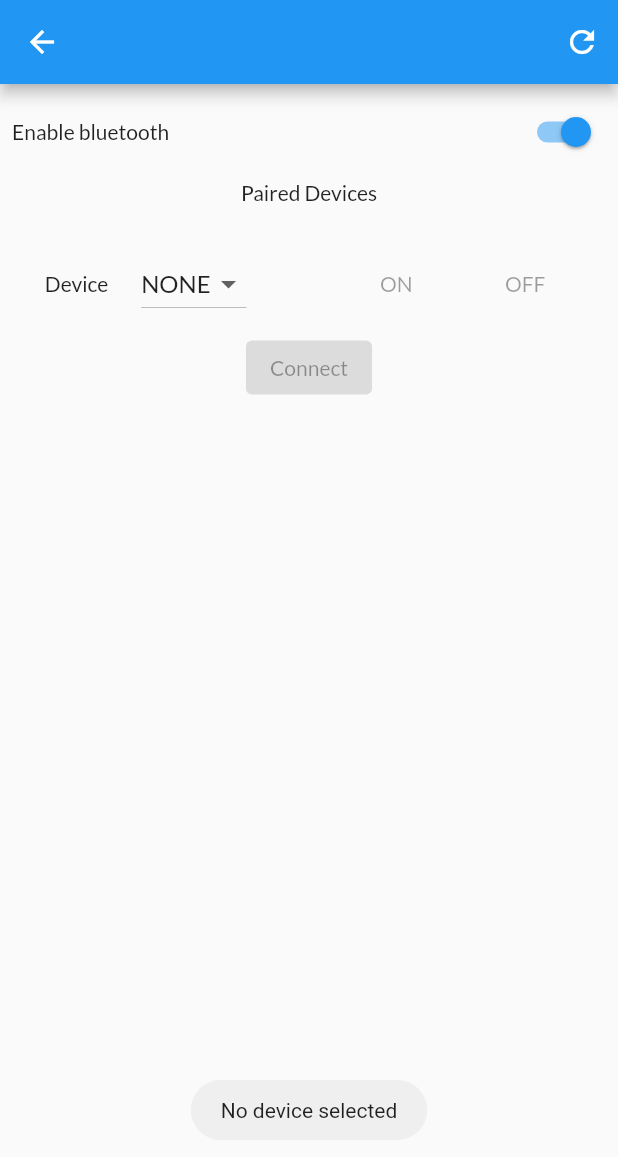
After one commit to harshit82/CiARADS_score, a Flutter app: the Bluetooth screen opened by its route, after a tap on "Connect", on a phone screen of 412 x 824 dp. The commit adds this screen. Shown: the top 1157 px of the screen. Run offline on Flutter 3.47's test engine with Material 2 defaults, Android fonts, the phone set to English and light mode, and no system bars; our stand-ins replace assets_audio_player, camera, flutter_bluetooth_serial, fluttertoast, open_file, permission_handler and 2 more; accounts and stored records are empty.

Commit message:
- Added isolates to DB - README update - Added Bluetooth

```diff
--- /dev/null
+++ b/lib/bluetooth/bluetooth.dart
@@ -0,0 +1,327 @@
+import 'dart:convert';
+import 'package:flutter/foundation.dart';
+import 'package:flutter/material.dart';
+import 'package:flutter/services.dart';
+import 'package:flutter_bluetooth_serial/flutter_bluetooth_serial.dart';
+import 'package:fluttertoast/fluttertoast.dart';
+
+class Bluetooth extends StatefulWidget {
+  const Bluetooth({super.key});
+
+  @override
+  State<Bluetooth> createState() => _BluetoothState();
+}
+
+class _BluetoothState extends State<Bluetooth> {
+  // Initializing the Bluetooth connection state to be unknown
+  BluetoothState _bluetoothState = BluetoothState.UNKNOWN;
+  // Get the instance of the Bluetooth
+  final FlutterBluetoothSerial _bluetooth = FlutterBluetoothSerial.instance;
+  // Track the Bluetooth connection with the remote device
+  BluetoothConnection? connection;
+  // To track whether the device is still connected to Bluetooth
+  bool get isConnected => connection != null && connection!.isConnected;
+
+  int? _deviceState;
+  bool isDisconnecting = false;
+
+  List<BluetoothDevice> _devicesList = [];
+  BluetoothDevice? _device;
+  bool _connected = false;
+  bool _isButtonUnavailable = false;
+
+  Map<String, Color> colors = {
+    'onBorderColor': Colors.green,
+    'offBorderColor': Colors.red,
+    'neutralBorderColor': Colors.transparent,
+    'onTextColor': Colors.green.shade700,
+    'offTextColor': Colors.red.shade700,
+    'neutralTextColor': Colors.blue,
+  };
+
+  @override
+  void initState() {
+    super.initState();
+
+    // Get current state
+    _bluetooth.state.then((state) {
+      setState(() {
+        _bluetoothState = state;
+      });
+    });
+
+    _deviceState = 0; // neutral
+
+    // If the bluetooth of the device is not enabled,
+    // then request permission to turn on bluetooth
+    // as the app starts up
+    enableBluetooth();
+
+    // Listen for further state changes
+    _bluetooth.onStateChanged().listen((BluetoothState state) {
+      setState(() {
+        _bluetoothState = state;
+        if (_bluetoothState == BluetoothState.STATE_OFF) {
+          _isButtonUnavailable = true;
+        }
+        getPairedDevices();
+      });
+    });
+  }
+
+  @override
+  void dispose() {
+    // Avoid memory leak and disconnect
+    if (isConnected) {
+      isDisconnecting = true;
+      connection!.dispose();
+      connection = null;
+    }
+
+    super.dispose();
+  }
+
+  Future<bool> enableBluetooth() async {
+    // Retrieving the current Bluetooth state
+    _bluetoothState = await _bluetooth.state;
+
+    // If the bluetooth is off, then turn it on first
+    // and then retrieve the devices that are paired.
+    if (_bluetoothState == BluetoothState.STATE_OFF) {
+      await _bluetooth.requestEnable();
+      await getPairedDevices();
+      return true;
+    } else {
+      await getPairedDevices();
+    }
+    return false;
+  }
+
+  Future<void> getPairedDevices() async {
+    List<BluetoothDevice> devices = [];
+    // To get the list of paired devices
+    try {
+      devices = await _bluetooth.getBondedDevices();
+    } on PlatformException {
+      if (kDebugMode) {
+        print("Error");
+      }
+    }
+
+    // It is an error to call [setState] unless [mounted] is true.
+    if (!mounted) {
+      return;
+    }
+
+    // Store the [devices] list in the [_devicesList] for accessing
+    // the list outside this class
+    setState(() {
+      _devicesList = devices;
+    });
+  }
+
+  // Create the List of devices to be shown in Dropdown Menu
+  List<DropdownMenuItem<BluetoothDevice>> _getDeviceItems() {
+    List<DropdownMenuItem<BluetoothDevice>> items = [];
+    if (_devicesList.isEmpty) {
+      items.add(const DropdownMenuItem(
+        child: Text('NONE'),
+      ));
+    } else {
+      for (var device in _devicesList) {
+        items.add(DropdownMenuItem(
+          value: device,
+          child: Text(device.name.toString()),
+        ));
+      }
+    }
+    return items;
+  }
+
+  // Method to connect to bluetooth
+  void _connect() async {
+    setState(() {
+      _isButtonUnavailable = true;
+    });
+    if (_device == null) {
+      Fluttertoast.showToast(msg: 'No device selected');
+    } else {
+      if (!isConnected) {
+        await BluetoothConnection.toAddress(_device?.address)
+            .then((connection) {
+          if (kDebugMode) {
+            print('Connected to the device');
+          }
+          connection = connection;
+          setState(() {
+            _connected = true;
+          });
+
+          connection.input?.listen(null).onDone(() {
+            if (isDisconnecting) {
+              if (kDebugMode) {
+                print('Disconnecting locally!');
+              }
+            } else {
+              if (kDebugMode) {
+                print('Disconnected remotely!');
+              }
+            }
+            if (mounted) {
+              setState(() {});
+            }
+          });
+        }).catchError((error) {
+          if (kDebugMode) {
+            print('Cannot connect, exception occurred');
+          }
+          if (kDebugMode) {
+            print(error);
+          }
+        });
+        Fluttertoast.showToast(msg: 'Device connected');
+        setState(() => _isButtonUnavailable = false);
+      }
+    }
+  }
+
+  // Method to disconnect bluetooth
+  void _disconnect() async {
+    setState(() {
+      _isButtonUnavailable = true;
+      _deviceState = 0;
+    });
+
+    await connection!.close();
+    Fluttertoast.showToast(msg: 'Device disconnected');
+    if (!connection!.isConnected) {
+      setState(() {
+        _connected = false;
+        _isButtonUnavailable = false;
+      });
+    }
+  }
+
+  // Method to send message,
+  // for turning the Bluetooth device on
+  _sendOnMessageToBluetooth() async {
+    connection?.output.add(ascii.encode('1'));
+    await connection?.output.allSent;
+    Fluttertoast.showToast(msg: 'Device Turned On');
+    setState(() {
+      _deviceState = 1; // device on
+    });
+  }
+
+  // Method to send message,
+  // for turning the Bluetooth device off
+  _sendOffMessageToBluetooth() async {
+    connection?.output.add(ascii.encode('0'));
+    await connection?.output.allSent;
+    Fluttertoast.showToast(msg: 'Device Turned Off');
+    setState(() {
+      _deviceState = -1; // device off
+    });
+  }
+
+  @override
+  Widget build(BuildContext context) {
+    return SafeArea(
+      child: Scaffold(
+        appBar: AppBar(
+          actions: [
+            IconButton(
+              onPressed: () async {
+                await getPairedDevices().then((_) =>
+                    Fluttertoast.showToast(msg: "Device list refreshed"));
+              },
+              icon: const Icon(Icons.refresh),
+            ),
+          ],
+        ),
+        body: Column(
+          children: [
+            Padding(
+              padding: const EdgeInsets.all(8.0),
+              child: Row(
+                mainAxisAlignment: MainAxisAlignment.spaceBetween,
+                children: [
+                  const Text("Enable bluetooth"),
+                  Switch(
+                      value: _bluetoothState.isEnabled,
+                      onChanged: (bool value) async {
+                        if (value) {
+                          await _bluetooth.requestEnable();
+                        } else {
+                          await _bluetooth.requestDisable();
+                        }
+                        await getPairedDevices();
+                        _isButtonUnavailable = false;
+                        if (_connected) {
+                          _disconnect();
+                        }
+                        setState(() {});
+                      }),
+                ],
+              ),
+            ),
+            const Text("Paired Devices"),
+            const SizedBox(
+              height: 20,
+            ),
+            Padding(
+              padding: const EdgeInsets.all(8.0),
+              child: Row(
+                mainAxisAlignment: MainAxisAlignment.spaceEvenly,
+                children: [
+                  const Text("Device"),
+                  DropdownButton(
+                    items: _getDeviceItems(),
+                    onChanged: (value) {
+                      setState(() {
+                        _device = value;
+                      });
+                    },
+                    value: _devicesList.isNotEmpty ? _device : null,
+                  ),
+                  Padding(
+                    padding: const EdgeInsets.all(8.0),
+                    child: Card(
+                      shape: RoundedRectangleBorder(
+                        side: BorderSide(
+                          color: _deviceState == 0
+                              ? colors['neutralBorderColor'] as Color
+                              : _deviceState == 1
+                                  ? colors['onBorderColor'] as Color
+                                  : colors['offBorderColor'] as Color,
+                          width: 3,
+                        ),
+                        borderRadius: BorderRadius.circular(4.0),
+                      ),
+                    ),
+                  ),
+                  TextButton(
+                      onPressed:
+                          _connected ? _sendOnMessageToBluetooth() : null,
+                      child: const Text("ON")),
+                  TextButton(
+                      onPressed:
+                          _connected ? _sendOffMessageToBluetooth() : null,
+                      child: const Text("OFF")),
+                ],
+              ),
+            ),
+            ElevatedButton(
+              onPressed: _isButtonUnavailable
+                  ? null
+                  : _connected
+                      ? _disconnect
+                      : _connect,
+              child: Text(_connected ? "Disconnect" : "Connect"),
+            ),
+          ],
+        ),
+      ),
+    );
+  }
+}
--- a/lib/camera/files_folders.dart
+++ b/lib/camera/files_folders.dart
@@ -47,6 +47,8 @@ class FilesFolders {
     }
   }
 
+  /// @func{_fillMap} is used to fill the map containing image paths with the correct key
+  /// the function provides the correct key to the {@map imagePaths} based on the {@var testName}
   void _fillMap(String imagePath) {
     if (kDebugMode) {
       print("Populating map");
@@ -78,7 +80,7 @@ class FilesFolders {
   }
 
   void saveImagePathsToDB(String patientId) async {
-    await PatientDB()
+    await PatientTable()
         .addImagesPaths(patientId: patientId, imagePaths: Global.imagePaths);
   }
 }
--- a/lib/constants/routes.dart
+++ b/lib/constants/routes.dart
@@ -5,3 +5,4 @@ const String enterPatientDetails = '/enter_patient_details';
 const String enterDiagnosticData = '/diagnostic_data';
 const String patientView = '/patient_view';
 const String tableFunctions = '/table_functions';
+const String bluetooth = '/bluetooth';
--- a/lib/database/database_service.dart
+++ b/lib/database/database_service.dart
@@ -36,7 +36,7 @@ class DatabaseService {
   }
 
   Future<void> createDB(sql.Database database, int version) async {
-    await PatientDB().createTable(database);
+    await PatientTable().createTable(database);
   }
 
   Future<void> deleteDB(String databasePath) async {
--- a/lib/main.dart
+++ b/lib/main.dart
@@ -1,3 +1,4 @@
+import 'package:CiARADS/bluetooth/bluetooth.dart';
 import 'package:CiARADS/camera/camera.dart';
 import 'package:CiARADS/constants/routes.dart';
 import 'package:CiARADS/view_model/view_model.dart';
@@ -43,6 +44,7 @@ class MyApp extends StatelessWidget {
           enterPatientDetails: (context) => const EnterPatientDetails(),
           enterDiagnosticData: (context) => const DiagnosticData(patientId: ''),
           tableFunctions: (context) => const TableFunctions(),
+          bluetooth: (context) => const Bluetooth(),
         },
       ),
     );
--- a/lib/views/diagnostic_data.dart
+++ b/lib/views/diagnostic_data.dart
@@ -119,7 +119,7 @@ class _DiagnosticDataState extends State<DiagnosticData> {
     }
 
     /// saving diagnostic data for the given patient to the DB
-    PatientDB().addDiagnosisData(
+    PatientTable().addDiagnosisData(
         patientId: widget.patientId, diagnosisData: diagnosisData);
   }
 
--- a/lib/views/enter_patient_details.dart
+++ b/lib/views/enter_patient_details.dart
@@ -107,7 +107,7 @@ class _EnterPatientDetailsState extends State<EnterPatientDetails> {
       print(patientDataMap);
     }
 
-    PatientDB().addPatientData(patientData: patientDataMap);
+    PatientTable().addPatientData(patientData: patientDataMap);
   }
 
   @override
--- a/lib/views/home.dart
+++ b/lib/views/home.dart
@@ -45,6 +45,9 @@ class _HomeState extends State<Home> {
           centerTitle: true,
           title: const Text("CiARADS score"),
           actions: [
+            IconButton(
+                onPressed: () => Navigator.of(context).pushNamed(bluetooth),
+                icon: const Icon(Icons.bluetooth)),
             IconButton(
                 onPressed: () async {
                   Navigator.of(context).pushNamed(tableFunctions);
@@ -147,7 +150,7 @@ class _HomeState extends State<Home> {
                               viewModel.setId(patientIdController.text);
                               viewModel.getData();
 
-                              final patient = viewModel.patientModel;
+                              var patient = viewModel.patientModel;
 
                               if (patient != null) {
                                 Navigator.of(context).push(
--- a/lib/views/table_functions.dart
+++ b/lib/views/table_functions.dart
@@ -68,7 +68,7 @@ class _TableFunctionsState extends State<TableFunctions> {
                             Navigator.of(context).pop();
                           },
                           button2OnPressed: () {
-                            PatientDB().removePatientData(
+                            PatientTable().removePatientData(
                                 patientId: patientIdController.text);
                             Fluttertoast.showToast(
                                 msg:
@@ -99,7 +99,7 @@ class _TableFunctionsState extends State<TableFunctions> {
                       Navigator.of(context).pop();
                     },
                     button2OnPressed: () {
-                      PatientDB().deleteTable();
+                      PatientTable().deleteTable();
                       Fluttertoast.showToast(msg: "Deleted all patient data");
                       Navigator.of(context).pop();
                     },
--- a/pubspec.yaml
+++ b/pubspec.yaml
@@ -33,6 +33,7 @@ dependencies:
   cupertino_icons: ^1.0.2
   flutter:
     sdk: flutter
+  flutter_bluetooth_serial: ^0.4.0
   fluttertoast: ^8.2.2
   image: ^4.1.3
   intl: ^0.18.1
```
Also changed, not shown: lib/camera/camera.dart (+34 -21 lines), lib/database/patients_table.dart (+31 -3 lines), lib/pdf/pdf.dart (+11 -4 lines), lib/view_model/view_model.dart (+4 -3 lines), pubspec.lock, 4 other files.
